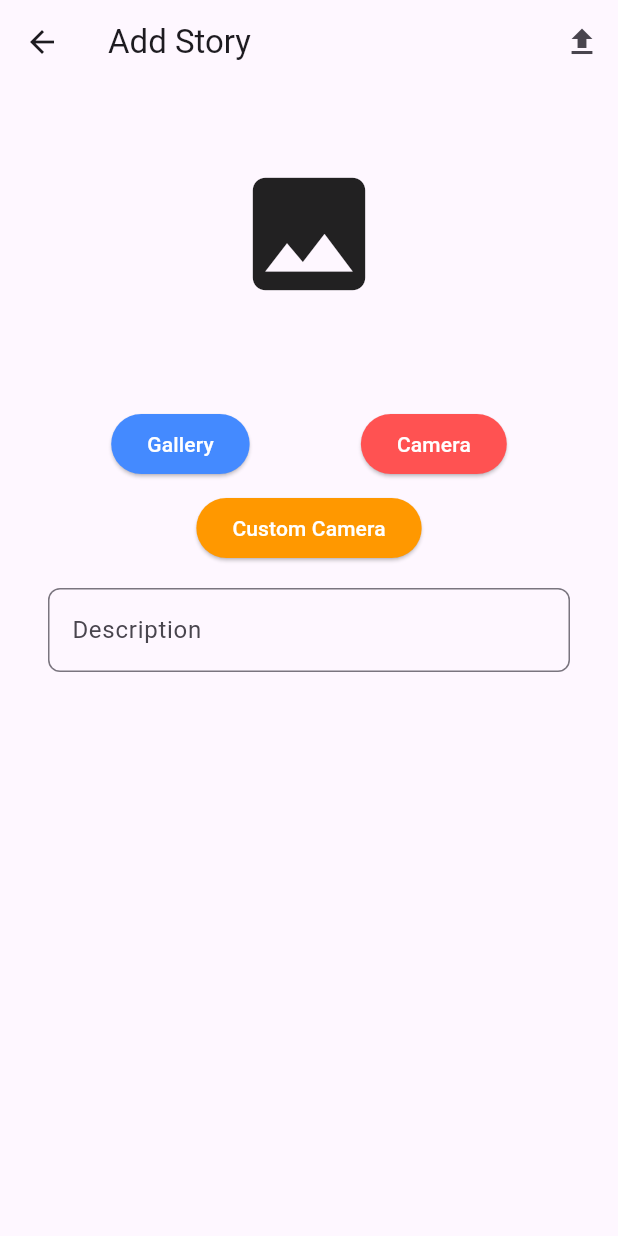
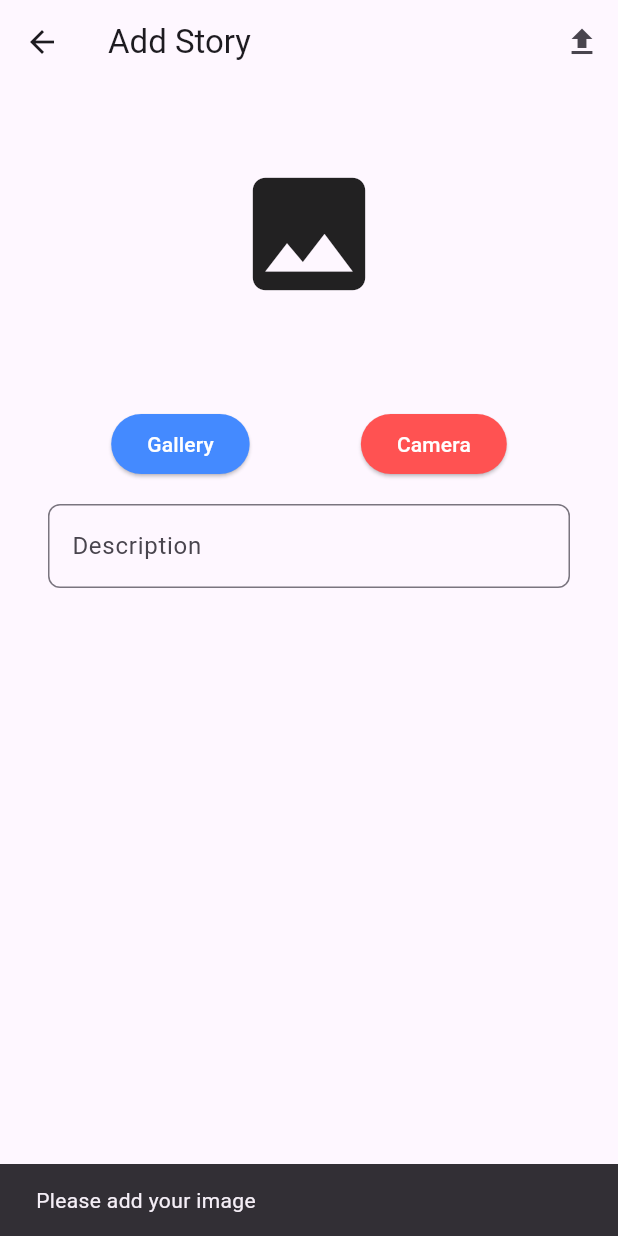
Before and after one commit to fahmiidris007/mobile_story_app, a Flutter app: the AddStoryPage screen opened by its route, after a tap on the "upload" icon, on a phone screen of 412 x 824 dp. Run offline on Flutter 3.47's test engine with Material 3 defaults, Android fonts, the phone set to English and light mode, and no system bars; our stand-ins replace go_router, image_picker, shared_preferences; missing offline and left inert: app_settings; accounts and stored records are empty; generated files the repository leaves out were written again; network calls fail.

Commit message:
feat : improvement

```diff
--- a/lib/data/api/api_service.dart
+++ b/lib/data/api/api_service.dart
@@ -102,12 +102,8 @@ class ApiServices {
       );
     var response = await http.Response.fromStream(await request.send());
     if (response.statusCode == 200 || response.statusCode == 201) {
-      print(
-          'Add story success. Status code: ${response.statusCode}, body: ${response.body}');
       return addStoryFromJson(response.body);
     } else {
-      print(
-          'Add story failed. Status code: ${response.statusCode}, body: ${response.body}');
       throw Exception('Failed to load data');
     }
   }
--- a/lib/l10n/app_en.arb
+++ b/lib/l10n/app_en.arb
@@ -17,6 +17,7 @@
   "formName": "Name",
   "hintName": "Enter your name",
   "errorPassword": "Please enter your password",
+  "errorEmailOrPassword": "Email or Password is incorrect",
   "detailTitle": "Story Detail",
   "galleryButton": "Gallery",
   "cameraButton": "Camera",
@@ -24,6 +25,7 @@
   "labelDescription": "Description",
   "hintDescription": "Enter your description",
   "errorDescription": "Please enter your description",
+  "errorImage": "Please add your image",
   "errorList": "Something went wrong! Please try again later",
   "errorDetail": "Something went wrong! Please try again later",
   "emptyList": "No Data Found",
--- a/lib/l10n/app_id.arb
+++ b/lib/l10n/app_id.arb
@@ -16,7 +16,8 @@
   "errorPassword": "Silahkan masukkan kata sandi anda",
   "formName": "Nama",
   "hintName": "Masukkan nama anda",
-  "errorPassword": "Silahkan masukkan password anda",
+  "errorPassword": "Silahkan masukkan kata sandi anda",
+  "errorEmailOrPassword": "Email atau kata sandi salah",
   "detailTitle": "Detail Cerita",
   "galleryButton": "Album",
   "cameraButton": "Kamera",
@@ -24,6 +25,7 @@
   "labelDescription": "Deskripsi",
   "hintDescription": "Masukkan deskripsi cerita anda",
   "errorDescription": "Silahkan masukkan deskripsi cerita anda",
+  "errorImage": "Silahkan pilih gambar",
   "errorList": "Gagal mengambil data",
   "errorDetail": "Gagal mengambil detail cerita",
   "emptyList": "Tidak ada cerita",
--- a/lib/screen/authentication/register/register_page.dart
+++ b/lib/screen/authentication/register/register_page.dart
@@ -91,13 +91,10 @@ class _RegisterPageState extends State<RegisterPage> {
                                   await provider.register(
                                     nameController.text,
                                     emailController.text,
-                                    passwordController.text,
+                                    passwordController.text, context,
                                   );
                                   if (provider.state == ResultState.success) {
                                     context.go('/login');
-                                  } else if (provider.state ==
-                                      ResultState.loading) {
-                                    const CircularProgressIndicator();
                                   } else if (provider.state ==
                                       ResultState.error) {
                                     ScaffoldMessenger.of(context).showSnackBar(
--- a/lib/screen/story/add/add_story_page.dart
+++ b/lib/screen/story/add/add_story_page.dart
@@ -1,13 +1,11 @@
 import 'dart:io';
 
-import 'package:camera/camera.dart';
 import 'package:flutter/foundation.dart';
 import 'package:flutter/material.dart';
 import 'package:go_router/go_router.dart';
 import 'package:image_picker/image_picker.dart';
 import 'package:mobile_story_app/common.dart';
 import 'package:mobile_story_app/provider/add_story_provider.dart';
-import 'package:mobile_story_app/screen/story/add/widget/camera_screen.dart';
 import 'package:provider/provider.dart';
 
 class AddStoryPage extends StatefulWidget {
@@ -43,7 +41,7 @@ class _AddStoryPageState extends State<AddStoryPage> {
           child: Column(
             crossAxisAlignment: CrossAxisAlignment.stretch,
             children: [
-              Container(
+              SizedBox(
                 height: 200,
                 child: context.watch<AddStoryProvider>().imagePath == null
                     ? const Align(
@@ -55,7 +53,7 @@ class _AddStoryPageState extends State<AddStoryPage> {
                       )
                     : _showImage(),
               ),
-              SizedBox(height: 16),
+              const SizedBox(height: 16),
               Column(
                 children: [
                   Row(
@@ -69,7 +67,7 @@ class _AddStoryPageState extends State<AddStoryPage> {
                         ),
                         child: Text(
                           AppLocalizations.of(context)!.galleryButton,
-                          style: TextStyle(color: Colors.white),
+                          style: const TextStyle(color: Colors.white),
                         ),
                       ),
                       ElevatedButton(
@@ -79,25 +77,14 @@ class _AddStoryPageState extends State<AddStoryPage> {
                         ),
                         child: Text(
                           AppLocalizations.of(context)!.cameraButton,
-                          style: TextStyle(color: Colors.white),
+                          style: const TextStyle(color: Colors.white),
                         ),
                       ),
                     ],
                   ),
-                  SizedBox(height: 8),
-                  ElevatedButton(
-                    onPressed: () => _onCustomCameraView(),
-                    style: ElevatedButton.styleFrom(
-                      backgroundColor: Colors.orange,
-                    ),
-                    child: Text(
-                      AppLocalizations.of(context)!.customCameraButton,
-                      style: TextStyle(color: Colors.white),
-                    ),
-                  ),
                 ],
               ),
-              SizedBox(height: 16),
+              const SizedBox(height: 16),
               Padding(
                 padding: const EdgeInsets.symmetric(horizontal: 32),
                 child: TextFormField(
@@ -105,7 +92,7 @@ class _AddStoryPageState extends State<AddStoryPage> {
                   decoration: InputDecoration(
                     labelText: AppLocalizations.of(context)!.labelDescription,
                     hintText: AppLocalizations.of(context)!.hintDescription,
-                    border: OutlineInputBorder(
+                    border: const OutlineInputBorder(
                       borderRadius: BorderRadius.all(Radius.circular(8)),
                     ),
                   ),
@@ -130,14 +117,28 @@ class _AddStoryPageState extends State<AddStoryPage> {
         ScaffoldMessenger.of(context);
     final imagePath = uploadProvider.imagePath;
     final imageFile = uploadProvider.imageFile;
-    if (imagePath == null || imageFile == null) return;
+    if (imagePath == null || imageFile == null) {
+      return scaffoldMessengerState.showSnackBar(
+        SnackBar(
+          content: Text(AppLocalizations.of(context)!.errorImage),
+        ),
+      );
+    }
     final bytes = await imageFile.readAsBytes();
     final newBytes = await uploadProvider.compressImage(bytes);
     final desc = _descController.text;
-    await uploadProvider.postStory(
-      desc,
-      newBytes,
-    );
+    if (desc.isEmpty) {
+      return scaffoldMessengerState.showSnackBar(
+        SnackBar(
+          content: Text(AppLocalizations.of(context)!.errorDescription),
+        ),
+      );
+    } else {
+      await uploadProvider.postStory(
+        desc,
+        newBytes,
+      );
+    }
     if (uploadProvider.addStory != null) {
       uploadProvider.setImageFile(null);
       uploadProvider.setImagePath(null);
@@ -180,25 +181,6 @@ class _AddStoryPageState extends State<AddStoryPage> {
     }
   }
 
-  _onCustomCameraView() async {
-    final provider = context.read<AddStoryProvider>();
-    final navigator = Navigator.of(context);
-    final cameras = await availableCameras();
-
-    final XFile? resultImageFile = await navigator.push(
-      MaterialPageRoute(
-        builder: (context) => CameraScreen(
-          cameras: cameras,
-        ),
-      ),
-    );
-
-    if (resultImageFile != null) {
-      provider.setImageFile(resultImageFile);
-      provider.setImagePath(resultImageFile.path);
-    }
-  }
-
   Widget _showImage() {
     final imagePath = context.read<AddStoryProvider>().imagePath;
     return kIsWeb
--- a/lib/screen/story/list/list_page.dart
+++ b/lib/screen/story/list/list_page.dart
@@ -62,7 +62,9 @@ class _ListPageState extends State<ListPage> {
               ),
             );
           } else {
-            return Center(child: Text(AppLocalizations.of(context)!.errorList));
+            return Center(
+              child: Text(AppLocalizations.of(context)!.errorList),
+            );
           }
         },
       ),
```
Also changed, not shown: lib/provider/authentication_provider.dart (+5 -4 lines), lib/screen/authentication/login/login_page.dart (+1 -8 lines), lib/screen/story/add/widget/camera_screen.dart (deleted, +0 -101 lines).
